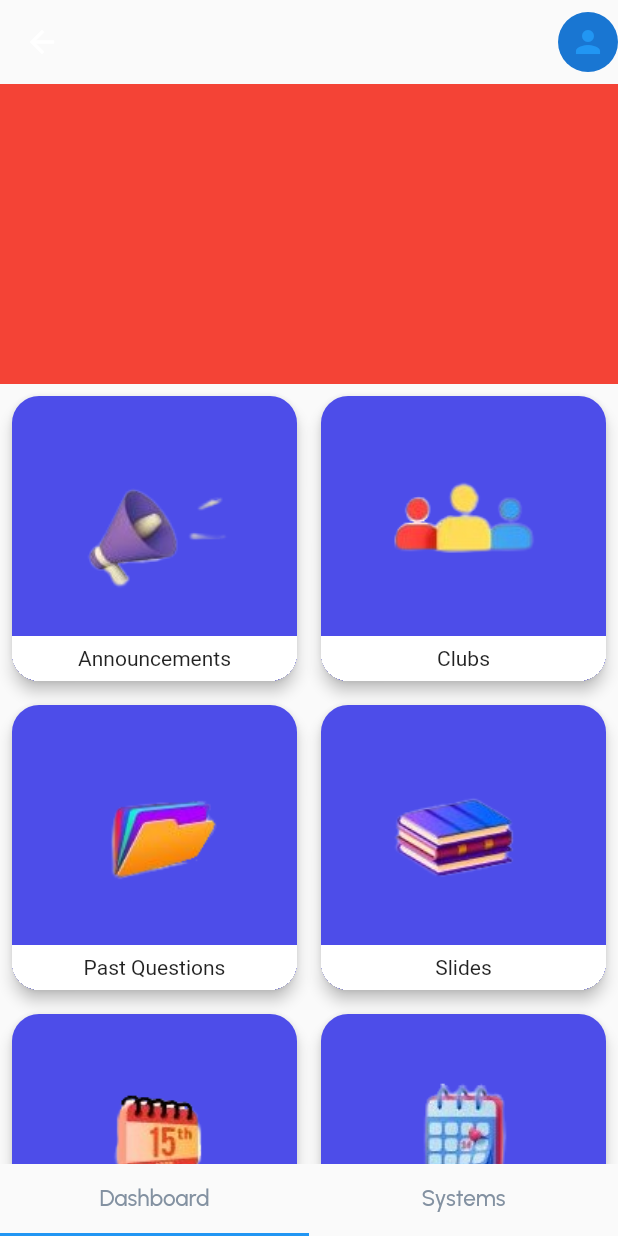
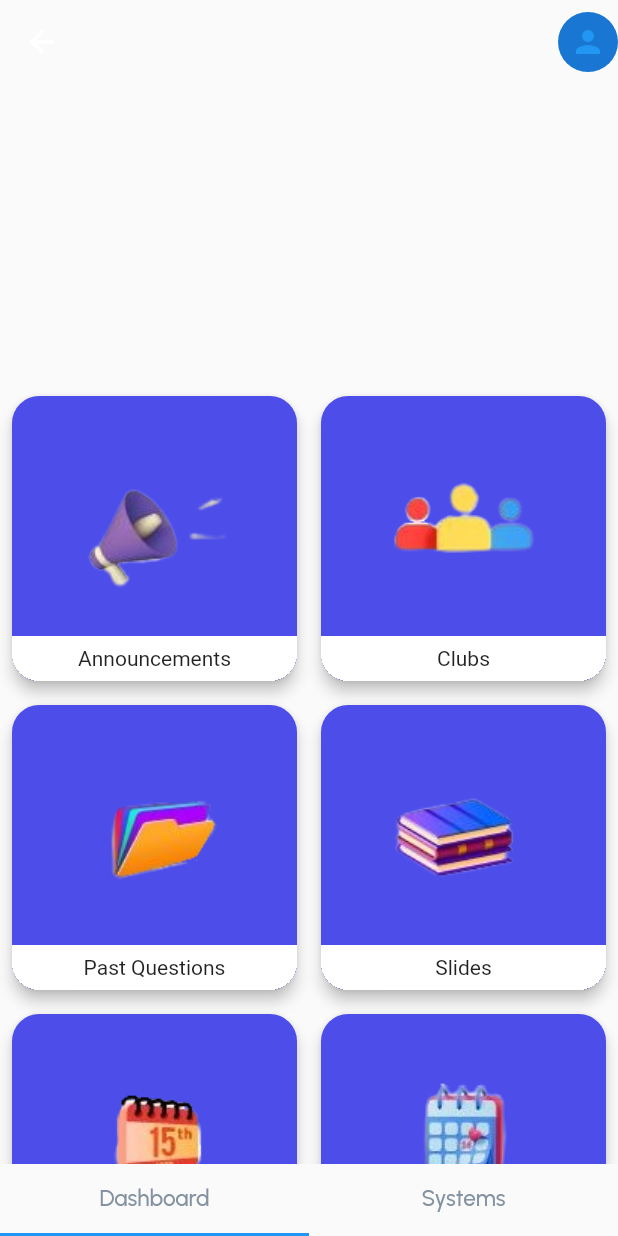
Before and after one commit to Serkhani/ugmis, a Flutter app: the DashboardView screen opened by its route, on a phone screen of 412 x 824 dp. Run offline on Flutter 3.47's test engine with Material 2 defaults, Android fonts, the phone set to English and light mode, and no system bars; drawn by our look-alikes of carousel_slider; our stand-ins replace get; project files that could hold a hidden picture were left out.

Commit message:
added newstile

```diff
--- a/lib/app/modules/dashboard/views/dashboard_tabview.dart
+++ b/lib/app/modules/dashboard/views/dashboard_tabview.dart
@@ -1,5 +1,6 @@
 import 'package:flutter/material.dart';
 import 'package:get/get.dart';
+import 'package:ugmis/app/modules/dashboard/views/models/newstile.dart';
 import 'package:ugmis/resources/app_colors.dart';
 import 'package:ugmis/resources/sizes.dart';
 import '../controllers/dashboard_controller.dart';
@@ -15,13 +16,14 @@ class DashboardViewTab extends GetView<DashboardController> {
           color: Colors.lightBlue,
           height: 200.0,
           // width: MediaQuery.of(context).size.width,
-          child: ListView.builder(
-            scrollDirection: Axis.horizontal,
-            itemCount: 5,
-            itemBuilder: (context, index) => Container(
-              padding: const EdgeInsets.all(20.0),
-              width: 100.0,
-              color: Colors.red),),
+          // child: ListView.builder(
+          //   scrollDirection: Axis.horizontal,
+          //   itemCount: 5,
+          //   itemBuilder: (context, index) => Container(
+          //     padding: const EdgeInsets.all(20.0),
+          //     width: 100.0,
+          //     color: Colors.red),),
+          child: const ImageCarousel()
         ),
         Expanded(
           child: GridView.builder(
--- /dev/null
+++ b/lib/app/modules/dashboard/views/models/newstile.dart
@@ -0,0 +1,78 @@
+import 'package:flutter/material.dart';
+import 'package:carousel_slider/carousel_slider.dart';
+
+class ImageCarousel extends StatefulWidget {
+  const ImageCarousel({super.key});
+
+  @override
+  _ImageCarouselState createState() => _ImageCarouselState();
+}
+
+class _ImageCarouselState extends State<ImageCarousel> {
+  // List of images
+  List<String> images = [
+    // 'image_url_1',
+    // 'image_url_2',
+    // 'image_url_3',
+    // Add more image URLs as needed
+  ];
+
+  // Index of the current image
+  int _currentIndex = 0;
+
+  @override
+  Widget build(BuildContext context) {
+    return Scaffold(
+      body: Center(
+        child: CarouselSlider.builder(
+          itemCount: images.length,
+          itemBuilder: (context, index, realIndex) {
+            return Container(
+              color: Colors.red,
+              // width: 150.0,
+              height: 150.0,
+            );
+          },
+          options: CarouselOptions(
+            height: 200.0,
+            enableInfiniteScroll: true,
+            enlargeCenterPage: true,
+            onPageChanged: (index, reason) {
+              setState(() {
+                _currentIndex = index;
+              });
+            },
+          ),
+        ),
+      ),
+    );
+  }
+
+  // Build individual image widget
+  Widget buildImageWidget(int index) {
+    final image = images[index];
+
+    // Check if it's the center image and apply scaling if necessary
+    if (index == _currentIndex) {
+      return Transform.scale(
+        scale: 1.2,
+        child: GestureDetector(
+          onTap: () {
+            // Implement the action when the center image is clicked
+            print('Center image clicked: $image');
+          },
+          child: Image.network(image),
+        ),
+      );
+    }
+
+    // For other images, no scaling needed
+    return GestureDetector(
+      onTap: () {
+        // Implement the action when any image is clicked
+        print('Image clicked: $image');
+      },
+      child: Image.network(image),
+    );
+  }
+}
```
